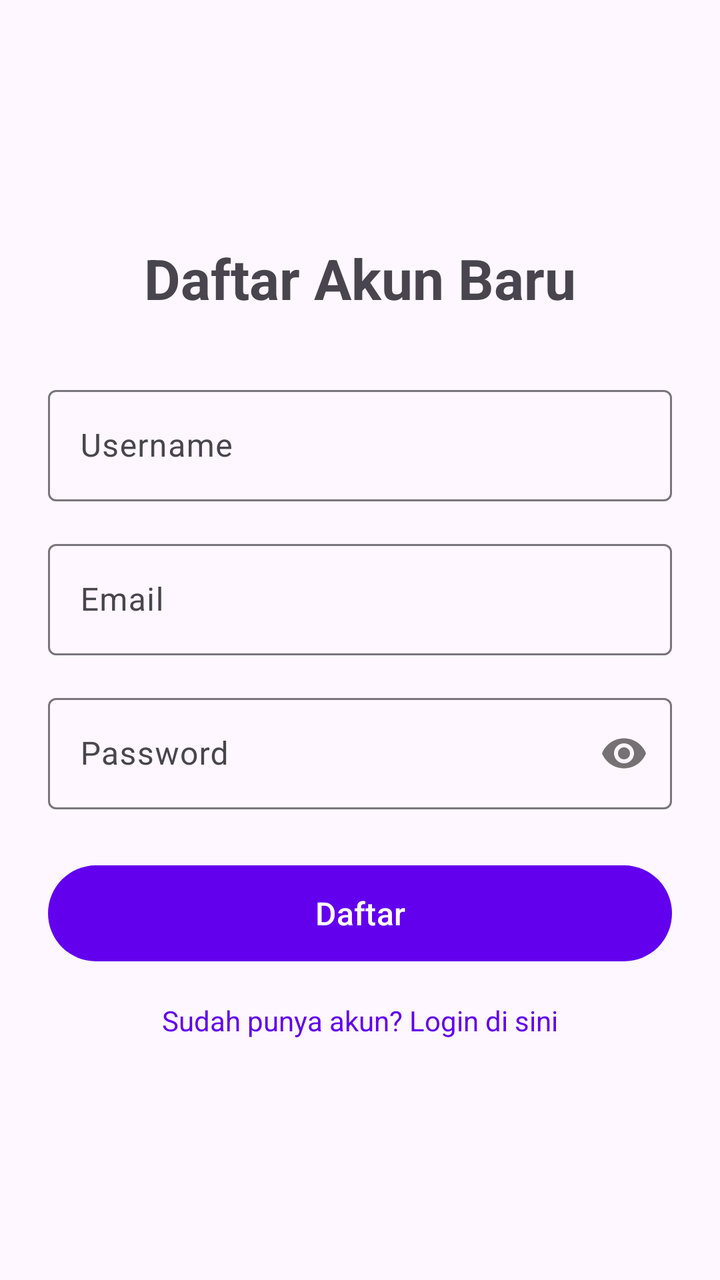
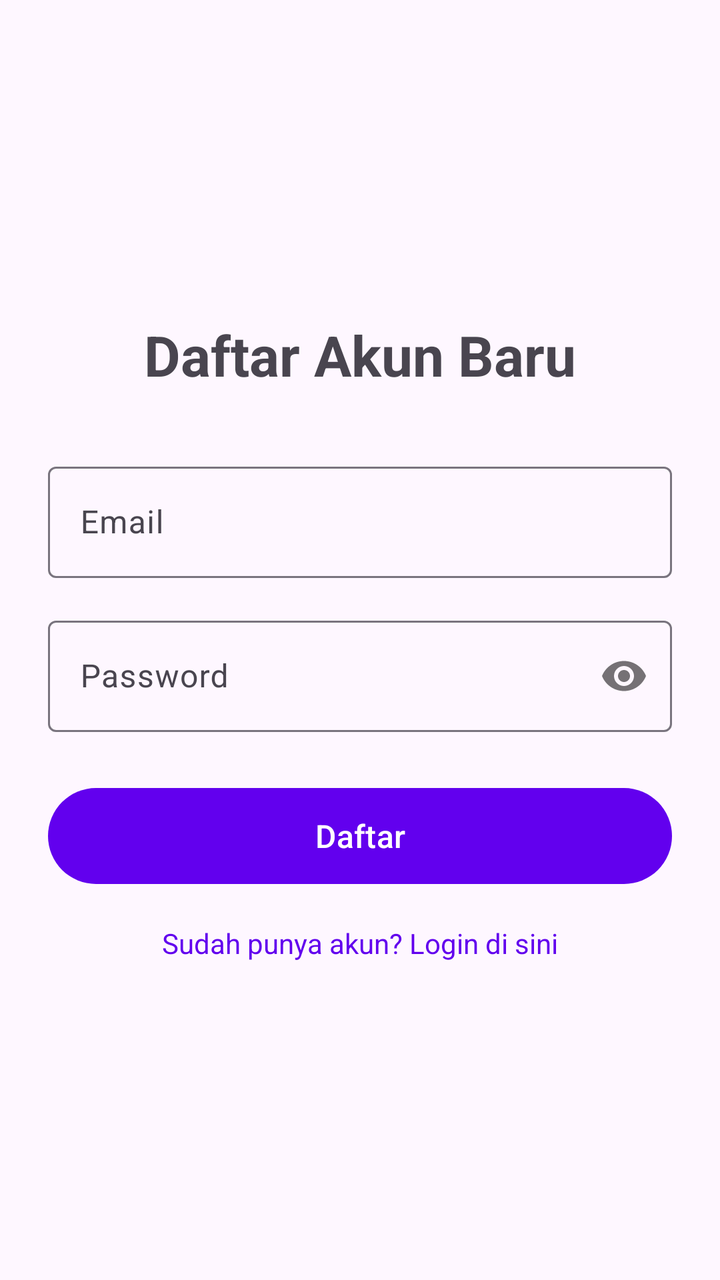

An Android layout rendered at two revisions. The XML below is the earlier revision; the diff shows what the commit changed to produce the second picture.
<!-- AndroidManifest.xml: application theme Theme.CinemaPE -->
<!-- res/layout/activity_register.xml -->
<?xml version="1.0" encoding="utf-8"?>
<LinearLayout xmlns:android="http://schemas.android.com/apk/res/android"
    xmlns:app="http://schemas.android.com/apk/res-auto"
    android:layout_width="match_parent"
    android:layout_height="match_parent"
    android:orientation="vertical"
    android:padding="24dp"
    android:gravity="center_vertical">

    <TextView
        android:layout_width="wrap_content"
        android:layout_height="wrap_content"
        android:text="@string/register_title"
        android:textSize="28sp"
        android:textStyle="bold"
        android:layout_gravity="center_horizontal"
        android:layout_marginBottom="32dp"/>

    <com.google.android.material.textfield.TextInputLayout
        android:layout_width="match_parent"
        android:layout_height="wrap_content"
        android:hint="@string/hint_username"
        style="@style/Widget.Material3.TextInputLayout.OutlinedBox"
        android:layout_marginBottom="16dp">

        <com.google.android.material.textfield.TextInputEditText
            android:id="@+id/edtRegUsername"
            android:layout_width="match_parent"
            android:layout_height="wrap_content"
            android:inputType="text"/>
    </com.google.android.material.textfield.TextInputLayout>

    <com.google.android.material.textfield.TextInputLayout
        android:layout_width="match_parent"
        android:layout_height="wrap_content"
        android:hint="@string/hint_email"
        style="@style/Widget.Material3.TextInputLayout.OutlinedBox"
        android:layout_marginBottom="16dp">

        <com.google.android.material.textfield.TextInputEditText
            android:id="@+id/edtRegEmail"
            android:layout_width="match_parent"
            android:layout_height="wrap_content"
            android:inputType="textEmailAddress"/>
    </com.google.android.material.textfield.TextInputLayout>

    <com.google.android.material.textfield.TextInputLayout
        android:layout_width="match_parent"
        android:layout_height="wrap_content"
        android:hint="@string/hint_password"
        app:passwordToggleEnabled="true"
        style="@style/Widget.Material3.TextInputLayout.OutlinedBox"
        android:layout_marginBottom="24dp">

        <com.google.android.material.textfield.TextInputEditText
            android:id="@+id/edtRegPassword"
            android:layout_width="match_parent"
            android:layout_height="wrap_content"
            android:inputType="textPassword"/>
    </com.google.android.material.textfield.TextInputLayout>

    <Button
        android:id="@+id/btnRegister"
        android:layout_width="match_parent"
        android:layout_height="56dp"
        android:text="@string/btn_register"
        android:textSize="16sp"
        android:layout_marginBottom="16dp"/>

    <TextView
        android:id="@+id/tvToLogin"
        android:layout_width="wrap_content"
        android:layout_height="wrap_content"
        android:text="@string/to_login"
        android:layout_gravity="center_horizontal"
        android:textColor="?attr/colorPrimary"/>

</LinearLayout>
<!-- resources referenced by this layout -->
<resources>
  <string name="btn_register">Daftar</string>
  <string name="hint_email">Email</string>
  <string name="hint_password">Password</string>
  <string name="hint_username">Username</string>
  <string name="register_title">Daftar Akun Baru</string>
  <string name="to_login">Sudah punya akun? Login di sini</string>
  <style name="Theme.CinemaPE" parent="Base.Theme.CinemaPE" />
  <style name="Base.Theme.CinemaPE" parent="Theme.Material3.DayNight.NoActionBar">
          
          <item name="colorPrimary">@color/purple_500</item>
          <item name="colorPrimaryVariant">@color/purple_700</item>
          <item name="colorOnPrimary">@color/white</item>
          
          <item name="colorSecondary">@color/teal_200</item>
          <item name="colorSecondaryVariant">@color/teal_700</item>
          <item name="colorOnSecondary">@color/black</item>
          
          <item name="android:statusBarColor">?attr/colorPrimaryVariant</item>
      </style>
  <color name="purple_500">#FF6200EE</color>
  <color name="purple_700">#FF3700B3</color>
  <color name="white">#FFFFFFFF</color>
  <color name="teal_200">#FF03DAC5</color>
  <color name="teal_700">#FF018786</color>
  <color name="black">#FF000000</color>
</resources>

<!-- the commit's change to res/layout/activity_register.xml (unified diff, before → after) -->
@@ -16,20 +16,7 @@
         android:layout_gravity="center_horizontal"
         android:layout_marginBottom="32dp"/>
 
-    <com.google.android.material.textfield.TextInputLayout
-        android:layout_width="match_parent"
-        android:layout_height="wrap_content"
-        android:hint="@string/hint_username"
-        style="@style/Widget.Material3.TextInputLayout.OutlinedBox"
-        android:layout_marginBottom="16dp">
-
-        <com.google.android.material.textfield.TextInputEditText
-            android:id="@+id/edtRegUsername"
-            android:layout_width="match_parent"
-            android:layout_height="wrap_content"
-            android:inputType="text"/>
-    </com.google.android.material.textfield.TextInputLayout>
-
+    
     <com.google.android.material.textfield.TextInputLayout
         android:layout_width="match_parent"
         android:layout_height="wrap_content"
@@ -44,6 +31,7 @@
             android:inputType="textEmailAddress"/>
     </com.google.android.material.textfield.TextInputLayout>
 
+    
     <com.google.android.material.textfield.TextInputLayout
         android:layout_width="match_parent"
         android:layout_height="wrap_content"
<!-- resource entries referenced after the edit -->
@@ -3,7 +3,6 @@
   <string name="btn_register">Daftar</string>
   <string name="hint_email">Email</string>
   <string name="hint_password">Password</string>
-  <string name="hint_username">Username</string>
   <string name="register_title">Daftar Akun Baru</string>
   <string name="to_login">Sudah punya akun? Login di sini</string>
   <style name="Theme.CinemaPE" parent="Base.Theme.CinemaPE" />
